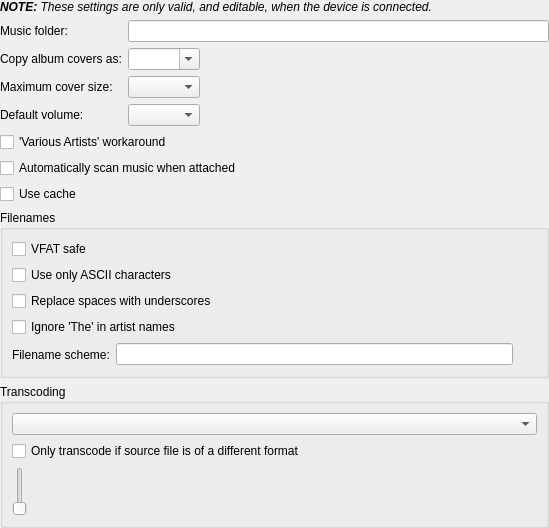
Before: the Qt Designer form devices/devicepropertieswidget.ui in CDrummond/cantata, drawn with Qt 5.
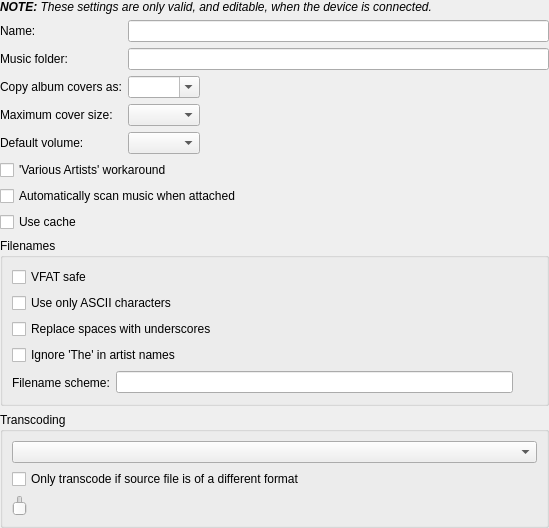
After: the same form once the commit is applied. Custom widgets are drawn as their Qt base class.

Diff of the .ui file:
```diff
--- a/devices/devicepropertieswidget.ui
+++ b/devices/devicepropertieswidget.ui
@@ -30,6 +30,19 @@
       <enum>QFormLayout::ExpandingFieldsGrow</enum>
      </property>
      <item row="0" column="0">
+      <widget class="BuddyLabel" name="nameLabel">
+       <property name="text">
+        <string>Name:</string>
+       </property>
+       <property name="buddy">
+        <cstring>name</cstring>
+       </property>
+      </widget>
+     </item>
+     <item row="0" column="1">
+      <widget class="LineEdit" name="name"/>
+     </item>
+     <item row="1" column="0">
       <widget class="BuddyLabel" name="musicFolderLabel">
        <property name="text">
         <string>Music folder:</string>
@@ -39,10 +52,10 @@
        </property>
       </widget>
      </item>
-     <item row="0" column="1">
+     <item row="1" column="1">
       <widget class="PathRequester" name="musicFolder"/>
      </item>
-     <item row="1" column="0">
+     <item row="2" column="0">
       <widget class="BuddyLabel" name="albumCoversLabel">
        <property name="text">
         <string>Copy album covers as:</string>
@@ -52,14 +65,14 @@
        </property>
       </widget>
      </item>
-     <item row="1" column="1">
+     <item row="2" column="1">
       <widget class="QComboBox" name="albumCovers">
        <property name="editable">
         <bool>true</bool>
        </property>
       </widget>
      </item>
-     <item row="2" column="0">
+     <item row="3" column="0">
       <widget class="BuddyLabel" name="coverMaxSizeLabel">
        <property name="text">
         <string>Maximum cover size:</string>
@@ -69,38 +82,38 @@
        </property>
       </widget>
      </item>
-     <item row="2" column="1">
+     <item row="3" column="1">
       <widget class="QComboBox" name="coverMaxSize">
        <property name="editable">
         <bool>false</bool>
        </property>
       </widget>
      </item>
-     <item row="3" column="1">
+     <item row="4" column="1">
       <widget class="QComboBox" name="defaultVolume"/>
      </item>
-     <item row="3" column="0">
+     <item row="4" column="0">
       <widget class="QLabel" name="defaultVolumeLabel">
        <property name="text">
         <string>Default volume:</string>
        </property>
       </widget>
      </item>
-     <item row="4" column="0" colspan="2">
+     <item row="5" column="0" colspan="2">
       <widget class="QCheckBox" name="fixVariousArtists">
        <property name="text">
         <string>'Various Artists' workaround</string>
        </property>
       </widget>
      </item>
-     <item row="5" column="0" colspan="2">
+     <item row="6" column="0" colspan="2">
       <widget class="QCheckBox" name="autoScan">
        <property name="text">
         <string>Automatically scan music when attached</string>
        </property>
       </widget>
      </item>
-     <item row="6" column="0" colspan="2">
+     <item row="7" column="0" colspan="2">
       <widget class="QCheckBox" name="useCache">
        <property name="text">
         <string>Use cache</string>
```
